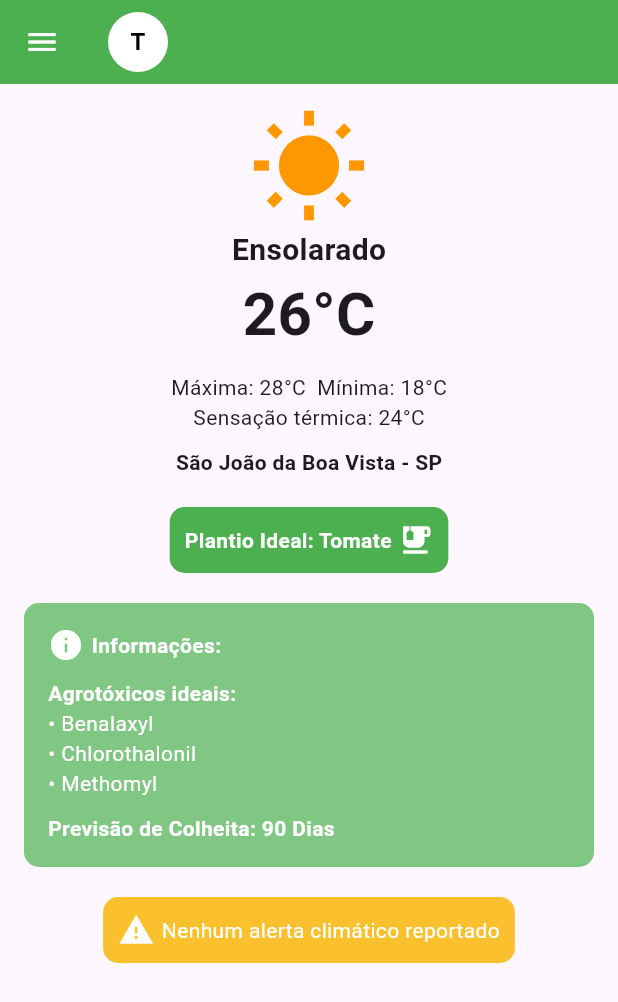
After one commit to samuel-portela/projeto_agronegocio, a Flutter app: the AgroScreen screen opened by its route, on a phone screen of 412 x 824 dp. The commit adds this screen. Shown: the top 1002 px of the screen. Run offline on Flutter 3.47's test engine with Material 3 defaults, Android fonts, the phone set to English and light mode, and no system bars.

Commit message:
feat: adicionando alterações na tela de plantação

```diff
--- a/lib/main.dart
+++ b/lib/main.dart
@@ -1,6 +1,6 @@
 import 'package:flutter/material.dart';
 import 'package:smart_agro/screens/login_screen.dart';
-
+import 'package:smart_agro/screens/tela_plantacao.dart';
 
 void main() {
   runApp(SmartAgro());
@@ -14,7 +14,11 @@ class SmartAgro extends StatelessWidget {
     return MaterialApp(
       title: 'Agro Smart | Bem vindo(a)!',
       debugShowCheckedModeBanner: false,
-      home: LoginScreen(),
+      initialRoute: '/',
+      routes: {
+        '/': (context) => LoginScreen(),
+        '/agro': (context) => AgroScreen(),
+      },
     );
   }
 }
--- /dev/null
+++ b/lib/screens/tela_plantacao.dart
@@ -0,0 +1,121 @@
+import 'package:flutter/material.dart';
+
+class AgroScreen extends StatelessWidget {
+  @override
+  Widget build(BuildContext context) {
+    return Scaffold(
+      appBar: AppBar(
+        backgroundColor: Colors.green,
+        leading: IconButton(
+          icon: Icon(Icons.menu, color: Colors.white),
+          onPressed: () {},
+        ),
+        title: CircleAvatar(
+          backgroundColor: Colors.white,
+          child: Text(
+            'T',
+            style: TextStyle(fontWeight: FontWeight.bold, color: Colors.black),
+          ),
+        ),
+      ),
+      body: Padding(
+        padding: EdgeInsets.all(16.0),
+        child: Column(
+          crossAxisAlignment: CrossAxisAlignment.center,
+          children: [
+            Icon(Icons.wb_sunny, size: 80, color: Colors.orange),
+            Text(
+              'Ensolarado',
+              style: TextStyle(fontSize: 20, fontWeight: FontWeight.bold),
+            ),
+            Text(
+              '26°C',
+              style: TextStyle(fontSize: 40, fontWeight: FontWeight.bold),
+            ),
+            SizedBox(height: 10),
+            Text('Máxima: 28°C  Mínima: 18°C'),
+            Text('Sensação térmica: 24°C'),
+            SizedBox(height: 10),
+            Text(
+              'São João da Boa Vista - SP',
+              style: TextStyle(fontWeight: FontWeight.bold),
+            ),
+            SizedBox(height: 20),
+            Container(
+              padding: EdgeInsets.all(10),
+              decoration: BoxDecoration(
+                color: Colors.green,
+                borderRadius: BorderRadius.circular(10),
+              ),
+              child: Row(
+                mainAxisSize: MainAxisSize.min,
+                children: [
+                  Text(
+                    'Plantio Ideal: Tomate ',
+                    style: TextStyle(color: Colors.white, fontWeight: FontWeight.bold),
+                  ),
+                  Icon(Icons.emoji_food_beverage, color: Colors.white),
+                ],
+              ),
+            ),
+            SizedBox(height: 20),
+            Container(
+              padding: EdgeInsets.all(16),
+              decoration: BoxDecoration(
+                color: Colors.green.shade300,
+                borderRadius: BorderRadius.circular(10),
+              ),
+              child: Column(
+                crossAxisAlignment: CrossAxisAlignment.start,
+                children: [
+                  Row(
+                    children: [
+                      Icon(Icons.info, color: Colors.white),
+                      SizedBox(width: 5),
+                      Text(
+                        'Informações:',
+                        style: TextStyle(color: Colors.white, fontWeight: FontWeight.bold),
+                      ),
+                    ],
+                  ),
+                  SizedBox(height: 10),
+                  Text(
+                    'Agrotóxicos ideais:',
+                    style: TextStyle(fontWeight: FontWeight.bold, color: Colors.white),
+                  ),
+                  Text('• Benalaxyl', style: TextStyle(color: Colors.white)),
+                  Text('• Chlorothalonil', style: TextStyle(color: Colors.white)),
+                  Text('• Methomyl', style: TextStyle(color: Colors.white)),
+                  SizedBox(height: 10),
+                  Text(
+                    'Previsão de Colheita: 90 Dias',
+                    style: TextStyle(fontWeight: FontWeight.bold, color: Colors.white),
+                  ),
+                ],
+              ),
+            ),
+            SizedBox(height: 20),
+            Container(
+              padding: EdgeInsets.all(10),
+              decoration: BoxDecoration(
+                color: Colors.yellow.shade700,
+                borderRadius: BorderRadius.circular(10),
+              ),
+              child: Row(
+                mainAxisSize: MainAxisSize.min,
+                children: [
+                  Icon(Icons.warning, color: Colors.white),
+                  SizedBox(width: 5),
+                  Text(
+                    'Nenhum alerta climático reportado',
+                    style: TextStyle(color: Colors.white),
+                  ),
+                ],
+              ),
+            ),
+          ],
+        ),
+      ),
+    );
+  }
+}
```
Also changed, not shown: lib/screens/tela_teste.dart (deleted).
